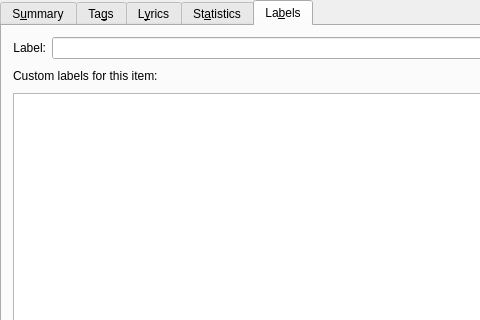
Before: the Qt Designer form src/dialogs/TagDialogBase.ui in KDE/amarok, drawn with Qt 5; both pictures show x 0 to 480 and y 0 to 320 of the 672 by 419 pixel window.
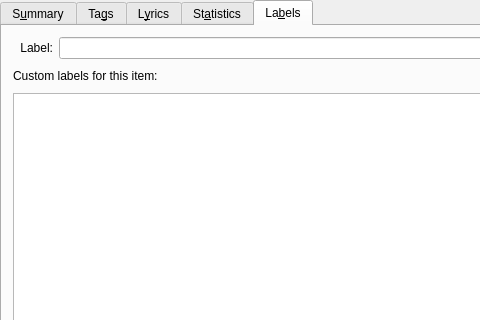
After: the same form once the commit is applied. The open tabs and pages were chosen to show the change. Custom widgets are drawn as their Qt base class.

Commit message:
TagDialog: Correct maxSize -> minSize in label widget
This prevents the associated "Label:" label from being truncated for translations of "Label:".

What changed in the file:
```diff
--- a/src/dialogs/TagDialogBase.ui
+++ b/src/dialogs/TagDialogBase.ui
@@ -749,10 +749,10 @@
             <layout class="QHBoxLayout" name="horizontalLayout_5">
              <item>
               <widget class="QLabel" name="label">
-               <property name="maximumSize">
+               <property name="minimumSize">
                 <size>
                  <width>40</width>
-                 <height>16777215</height>
+                 <height>0</height>
                 </size>
                </property>
                <property name="text">
```
The commit also changes 1 other file.
